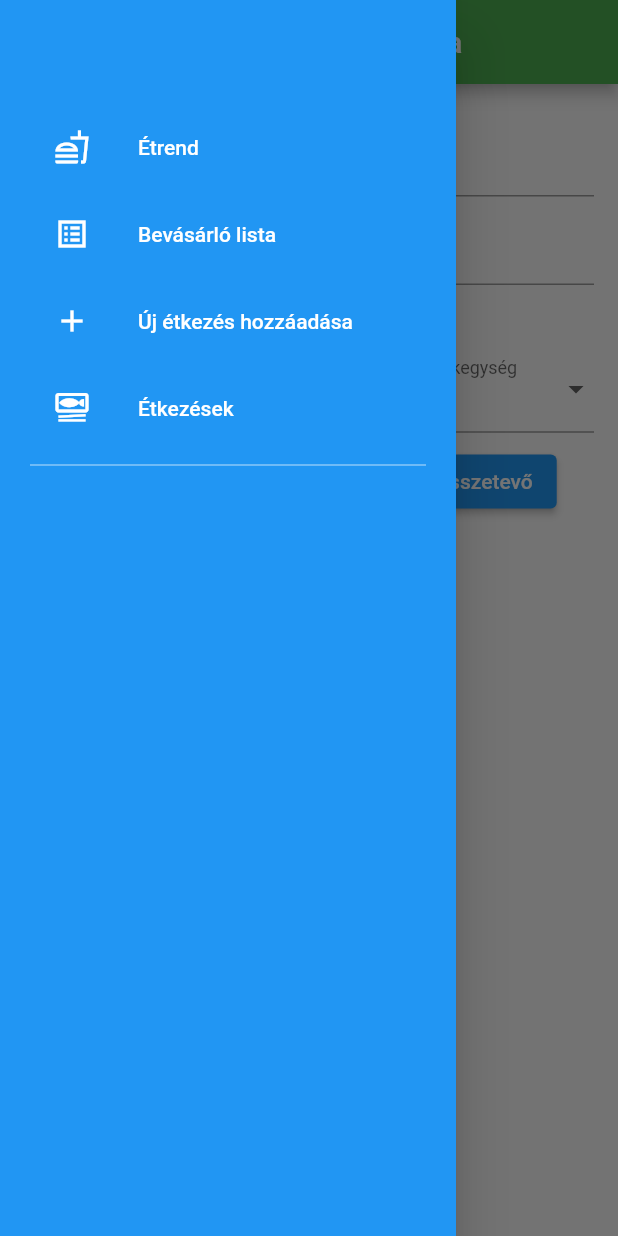
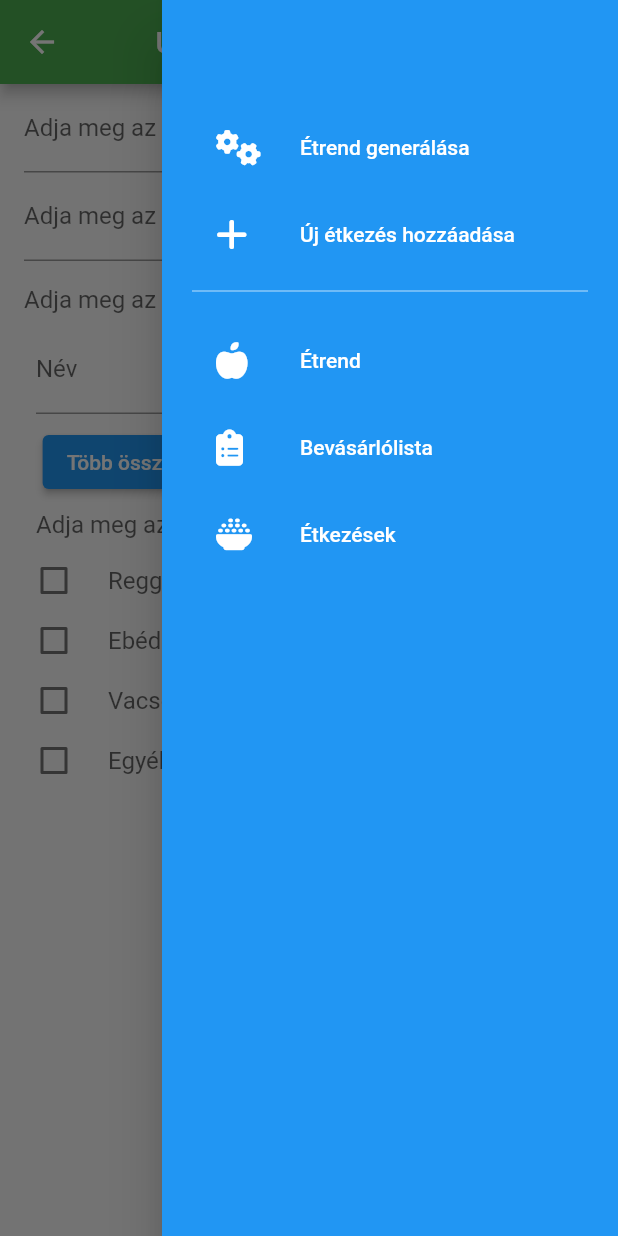
Before and after one commit to JuhaszZoltanAntal/diet_and_shopping_list_app, a Flutter app: the NewMealPage screen opened directly, with the side drawer open, on a phone screen of 412 x 824 dp. Run offline on Flutter 3.47's test engine with Material 2 defaults, Android fonts, the phone set to English and light mode, and no system bars; our stand-ins replace basic_utils, font_awesome_flutter, hive, hive_flutter; missing offline and left inert: autocomplete_textfield; accounts and stored records are empty.

Commit message:
fix some errors and change some styles

```diff
--- a/lib/page/diet_generator_page.dart
+++ b/lib/page/diet_generator_page.dart
@@ -1,4 +1,5 @@
 import 'package:flutter/material.dart';
+
 import '../widget/navigation_drawer_widget.dart';
 import '../widget/new_diet_generator_form.dart';
 
@@ -8,7 +9,7 @@ class DietGeneratorPage extends StatelessWidget {
   @override
   Widget build(BuildContext context) {
     return Scaffold(
-      drawer: const NavigationDrawerWidget(),
+      endDrawer: const NavigationDrawerWidget(),
       appBar: AppBar(
         title: const Text('Étrend Generálás'),
         centerTitle: true,
--- a/lib/page/new_meal_page.dart
+++ b/lib/page/new_meal_page.dart
@@ -1,4 +1,5 @@
 import 'package:flutter/material.dart';
+
 import '../widget/navigation_drawer_widget.dart';
 import '../widget/new_meal_form.dart';
 
@@ -8,7 +9,7 @@ class NewMealPage extends StatelessWidget {
   @override
   Widget build(BuildContext context) {
     return Scaffold(
-      drawer: const NavigationDrawerWidget(),
+      endDrawer: const NavigationDrawerWidget(),
       appBar: AppBar(
         title: const Text('Új étkezés hozzáadása'),
         centerTitle: true,
--- a/lib/widget/dashboard.dart
+++ b/lib/widget/dashboard.dart
@@ -1,3 +1,4 @@
+import 'package:basic_utils/basic_utils.dart';
 import 'package:flutter/material.dart';
 
 class Dashboard extends StatefulWidget {
@@ -40,7 +41,9 @@ class _DashboardState extends State<Dashboard> {
                         text: 'Az étrend neve:',
                         style: TextStyle(fontWeight: FontWeight.bold),
                       ),
-                      TextSpan(text: ' ${widget.nameOfDiet}'),
+                      TextSpan(
+                          text:
+                              ' ${StringUtils.capitalize(widget.nameOfDiet)}'),
                     ],
                   ),
                 ),
--- a/lib/widget/navigation_drawer_widget.dart
+++ b/lib/widget/navigation_drawer_widget.dart
@@ -1,6 +1,9 @@
 import 'package:diet_and_shopping_list_app/page/meals_page.dart';
 import 'package:diet_and_shopping_list_app/page/shopping_list_page.dart';
 import 'package:flutter/material.dart';
+import 'package:font_awesome_flutter/font_awesome_flutter.dart';
+
+import '../page/diet_generator_page.dart';
 import '../page/diet_page.dart';
 import '../page/new_meal_page.dart';
 
@@ -10,13 +13,13 @@ class NavigationDrawerWidget extends StatelessWidget {
   /*menu item in the navigationDrawer*/
   Widget buildMenuItem({
     required String text,
-    required IconData icon,
+    required FaIcon icon,
     VoidCallback? onClicked,
   }) {
     const color = Colors.white;
 
     return ListTile(
-      leading: Icon(icon, color: color),
+      leading: icon,
       title: Text(
         text,
         style: const TextStyle(color: color),
@@ -25,9 +28,16 @@ class NavigationDrawerWidget extends StatelessWidget {
     );
   }
 
-  /*Function which swiches between pages*/
+  /*Function which switches between pages*/
   void selectedItem(BuildContext context, String page) {
     switch (page) {
+      case 'generate diet':
+        Navigator.of(context).push(
+          MaterialPageRoute(
+            builder: (context) => const DietGeneratorPage(),
+          ),
+        );
+        break;
       case 'diet':
         Navigator.of(context).push(
           MaterialPageRoute(
@@ -73,8 +83,45 @@ class NavigationDrawerWidget extends StatelessWidget {
             SizedBox(
               height: 48,
               child: buildMenuItem(
+                text: 'Étrend generálása',
+                icon: FaIcon(
+                  FontAwesomeIcons.gears,
+                  color: Colors.white,
+                ),
+                onClicked: () => selectedItem(context, 'generate diet'),
+              ),
+            ),
+            const SizedBox(
+              height: 10,
+            ),
+            SizedBox(
+              height: 48,
+              child: buildMenuItem(
+                text: 'Új étkezés hozzáadása',
+                icon: FaIcon(
+                  FontAwesomeIcons.plus,
+                  color: Colors.white,
+                ),
+                onClicked: () => selectedItem(context, 'new meal'),
+              ),
+            ),
+            const SizedBox(
+              height: 10,
+            ),
+            const Divider(
+              color: Colors.white70,
+            ),
+            const SizedBox(
+              height: 10,
+            ),
+            SizedBox(
+              height: 48,
+              child: buildMenuItem(
                 text: 'Étrend',
-                icon: Icons.fastfood_outlined,
+                icon: FaIcon(
+                  FontAwesomeIcons.appleWhole,
+                  color: Colors.white,
+                ),
                 onClicked: () => selectedItem(context, 'diet'),
               ),
             ),
@@ -84,8 +131,11 @@ class NavigationDrawerWidget extends StatelessWidget {
             SizedBox(
               height: 48,
               child: buildMenuItem(
-                text: 'Bevásárló lista',
-                icon: Icons.list_alt_sharp,
+                text: 'Bevásárlólista',
+                icon: FaIcon(
+                  FontAwesomeIcons.clipboardList,
+                  color: Colors.white,
+                ),
                 onClicked: () => selectedItem(context, 'shopping list'),
               ),
             ),
@@ -95,27 +145,16 @@ class NavigationDrawerWidget extends StatelessWidget {
             SizedBox(
               height: 48,
               child: buildMenuItem(
-                text: 'Új étkezés hozzáadása',
-                icon: Icons.add,
-                onClicked: () => selectedItem(context, 'new meal'),
-              ),
-            ),
-            const SizedBox(
-              height: 10,
-            ),
-            SizedBox(
-              height: 48,
-              child: buildMenuItem(
                 text: 'Étkezések',
-                icon: Icons.set_meal_outlined,
+                icon: FaIcon(
+                  FontAwesomeIcons.bowlRice,
+                  color: Colors.white,
+                ),
                 onClicked: () => selectedItem(context, 'meals'),
               ),
             ),
             const SizedBox(
               height: 10,
-            ),
-            const Divider(
-              color: Colors.white70,
             ),
           ],
         ),
--- a/lib/widget/new_meal_form.dart
+++ b/lib/widget/new_meal_form.dart
@@ -15,8 +15,10 @@ class NewMealForm extends StatefulWidget {
 class _NewMealFormState extends State<NewMealForm> {
   final formKey = GlobalKey<FormState>();
 
+  int forceReRender = 0;
+
   /* Drop down options*/
-  List<String> dropDownItems = ['db', 'g', 'ml', 'csomag'];
+  List<String> dropDownItems = ['db', 'g', 'ml', 'csomag', 'adag', 'zacskó'];
   List<String> selectedItems = ['db'];
 
   /* Count of the dynamic field*/
@@ -52,7 +54,7 @@ class _NewMealFormState extends State<NewMealForm> {
       autovalidateMode: AutovalidateMode.onUserInteraction,
       key: formKey,
       child: Padding(
-        padding: const EdgeInsets.all(16.0),
+        padding: const EdgeInsets.only(left: 16.0, right: 16),
         child: SingleChildScrollView(
           child: Column(
             children: <Widget>[
@@ -95,8 +97,12 @@ class _NewMealFormState extends State<NewMealForm> {
               Align(
                 alignment: Alignment.bottomLeft,
                 child: Column(
-                  children: const [
-                    Text('Adja meg az étkezés hozzávalóit: '),
+                  children: [
+                    Text(
+                      'Adja meg az étkezés hozzávalóit: ',
+                      style: TextStyle(
+                          fontSize: 16, color: Theme.of(context).hintColor),
+                    ),
                   ],
                 ),
               ),
@@ -111,6 +117,7 @@ class _NewMealFormState extends State<NewMealForm> {
                           child: Padding(
                             padding: const EdgeInsets.all(8.0),
                             child: Autocomplete<String>(
+                              key: ValueKey<int>(forceReRender),
                               optionsBuilder:
                                   (TextEditingValue textEditingValue) {
                                 if (textEditingValue.text == '') {
@@ -128,8 +135,8 @@ class _NewMealFormState extends State<NewMealForm> {
                                   FocusNode fieldFocusNode,
                                   VoidCallback onFieldSubmitted) {
                                 return TextFormField(
+                                    focusNode: fieldFocusNode,
                                     controller: fieldTextEditingController,
-                                    focusNode: fieldFocusNode,
                                     onSaved: (String? value) {
                                       ingredientsList
                                           .add(Ingredient("name", 0, "unit"));
@@ -138,6 +145,8 @@ class _NewMealFormState extends State<NewMealForm> {
                                     decoration: const InputDecoration(
                                       labelText: 'Név',
                                       hintText: 'pl.: tojás',
+                                      floatingLabelBehavior:
+                                          FloatingLabelBehavior.auto,
                                     ),
                                     validator: (value) {
                                       if (value == null || value.isEmpty) {
@@ -146,9 +155,6 @@ class _NewMealFormState extends State<NewMealForm> {
                                       return null;
                                     });
                               },
-                              onSelected: (String selection) {
-                                debugPrint('You just selected $selection');
-                              },
                               optionsViewBuilder: (BuildContext context,
                                   AutocompleteOnSelected<String> onSelected,
                                   Iterable<String> options) {
@@ -156,24 +162,38 @@ class _NewMealFormState extends State<NewMealForm> {
                                   alignment: Alignment.topLeft,
                                   child: Material(
                                     child: Container(
-                                      height: 300,
-                                      width: 300,
+                                      padding: EdgeInsets.zero,
+                                      margin: EdgeInsets.zero,
+                                      height: 280,
+                                      width: 250,
+                                      decoration: BoxDecoration(
                                           color: Theme.of(context)
                                               .scaffoldBackgroundColor,
+                                          border:
+                                              Border.all(color: Colors.grey)),
                                       child: ListView.builder(
+                                        padding: EdgeInsets.zero,
                                         itemCount: options.length,
                                         itemBuilder:
                                             (BuildContext context, int index) {
                                           final String optionStr =
                                               options.elementAt(index);
-                                          return GestureDetector(
+                                          return Column(children: <Widget>[
+                                            index > 0 ? Divider() : SizedBox(),
+                                            GestureDetector(
                                               onTap: () {
                                                 onSelected(optionStr);
                                               },
                                               child: ListTile(
-                                              title: Text(optionStr),
+                                                dense: true,
+                                                visualDensity:
+                                                    VisualDensity(vertical: -3),
+                                                title: Text(
+                                                  optionStr,
                                                 ),
-                                          );
+                                              ),
+                                            ),
+                                          ]);
                                         },
                                       ),
                                     ),
@@ -199,10 +219,12 @@ class _NewMealFormState extends State<NewMealForm> {
                                 decoration: const InputDecoration(
                                   labelText: 'Mennyiség',
                                   hintText: 'pl.: 4',
+                                  floatingLabelBehavior:
+                                      FloatingLabelBehavior.auto,
                                 ),
                                 validator: (value) {
                                   if (value == null || value.isEmpty) {
-                                    return 'Üres';
+                                    return "Üres";
                                   }
                                   return null;
                                 }),
@@ -214,7 +236,6 @@ class _NewMealFormState extends State<NewMealForm> {
                               ingredientsList[index].unit = value!;
                             },
                             decoration: const InputDecoration(
-                              isDense: true,
                               labelText: 'Mértékegység',
                               contentPadding: EdgeInsets.symmetric(vertical: 9),
                             ),
@@ -224,7 +245,6 @@ class _NewMealFormState extends State<NewMealForm> {
                                     value: item,
                                     child: Text(
                                       item,
-                                      style: const TextStyle(fontSize: 18),
                                     )))
                                 .toList(),
                             onChanged: (item) =>
@@ -235,9 +255,10 @@ class _NewMealFormState extends State<NewMealForm> {
                     );
                   }),
               Row(
+                mainAxisAlignment: MainAxisAlignment.center,
+                crossAxisAlignment: CrossAxisAlignment.center,
                 children: [
-                  Align(
-                    alignment: Alignment.bottomLeft,
+                  Flexible(
                     child: Column(
                       children: [
                         ElevatedButton(
@@ -247,15 +268,17 @@ class _NewMealFormState extends State<NewMealForm> {
                               count = count + 1;
                             });
                           },
-                          child: const Text('Több összetevő felvétele'),
+                          child: const Text(
+                            'Több összetevő felvétele',
+                            textAlign: TextAlign.center,
+                          ),
                         ),
                       ],
                     ),
                   ),
-                  Padding(
+                  Flexible(
+                    child: Padding(
                       padding: const EdgeInsets.only(left: 8.0),
-                    child: Align(
-                      alignment: Alignment.bottomLeft,
                       child: Column(
                         children: [
                           ElevatedButton(
@@ -264,23 +287,30 @@ class _NewMealFormState extends State<NewMealForm> {
                                 count > 1 ? count = count - 1 : count = 1;
                               });
                             },
-                            child: const Text('Kevesebb összetevő'),
+                            child: const Text(
+                              'Kevesebb összetevő',
+                              textAlign: TextAlign.center,
+                            ),
                           ),
                         ],
                       ),
                     ),
-                  )
+                  ),
                 ],
               ),
-              const Padding(
+              Padding(
                 padding: EdgeInsets.all(8.0),
                 child: Align(
                   alignment: Alignment.bottomLeft,
-                  child: Text('Adja meg az étkezés típusát (legalább egyet)'),
+                  child: Text('Adja meg az étkezés típusát (legalább egyet)',
+                      style: TextStyle(
+                          fontSize: 16, color: Theme.of(context).hintColor)),
                 ),
               ),
               CheckboxListTile(
-                title: const Text("Reggeli"),
+                title: Text("Reggeli",
+                    style: TextStyle(
+                        fontSize: 16, color: Theme.of(context).hintColor)),
                 value: breakfast,
                 contentPadding: EdgeInsets.zero,
                 visualDensity: const VisualDensity(horizontal: 0, vertical: -4),
@@ -292,7 +322,9 @@ class _NewMealFormState extends State<NewMealForm> {
                 controlAffinity: ListTileControlAffinity.leading,
               ),
               CheckboxListTile(
-                title: const Text("Ebéd"),
+                title: Text("Ebéd",
+                    style: TextStyle(
+                        fontSize: 16, color: Theme.of(context).hintColor)),
                 value: lunch,
                 contentPadding: EdgeInsets.zero,
                 visualDensity: const VisualDensity(horizontal: 0, vertical: -4),
@@ -304,7 +336,9 @@ class _NewMealFormState extends State<NewMealForm> {
                 controlAffinity: ListTileControlAffinity.leading,
               ),
               CheckboxListTile(
-                title: const Text("Vacsora"),
+                title: Text("Vacsora",
+                    style: TextStyle(
+                        fontSize: 16, color: Theme.of(context).hintColor)),
                 value: dinner,
                 contentPadding: EdgeInsets.zero,
                 visualDensity: const VisualDensity(horizontal: 0, vertical: -4),
@@ -316,7 +350,9 @@ class _NewMealFormState extends State<NewMealForm> {
                 controlAffinity: ListTileControlAffinity.leading,
               ),
               CheckboxListTile(
-                title: const Text("Egyéb napközbeni étkezés"),
+                title: Text("Egyéb napközbeni étkezés",
+                    style: TextStyle(
+                        fontSize: 16, color: Theme.of(context).hintColor)),
                 value: otherMeal,
                 contentPadding: EdgeInsets.zero,
                 visualDensity: const VisualDensity(horizontal: 0, vertical: -4),
@@ -329,6 +365,7 @@ class _NewMealFormState extends State<NewMealForm> {
               ),
               ElevatedButton(
                 onPressed: () {
+                  formKey.currentState!.validate();
                   if (otherMeal || dinner || breakfast || lunch) {
                     if (formKey.currentState!.validate()) {
                       formKey.currentState?.save();
@@ -360,6 +397,7 @@ class _NewMealFormState extends State<NewMealForm> {
                       count = 1;
                       selectedItems = ['db'];
                       ingredientsList = [];
+                      forceReRender += 1;
                     }
                   } else {
                     ScaffoldMessenger.of(context).showMaterialBanner(
```
Also changed, not shown: lib/helper.dart (added, +28 -0 lines), lib/main.dart (+7 -2 lines), lib/page/diet_page.dart (+51 -41 lines), lib/page/meals_page.dart (+7 -3 lines), lib/page/shopping_list_page.dart (+38 -17 lines), lib/widget/meal_card.dart (+30 -9 lines), lib/widget/new_diet_generator_form.dart (+4 -3 lines), pubspec.yaml (+10 -0 lines), assets/icon/icon.png (added), pubspec.lock, 23 other files. Lines whose indentation alone changed are shown as unchanged.
